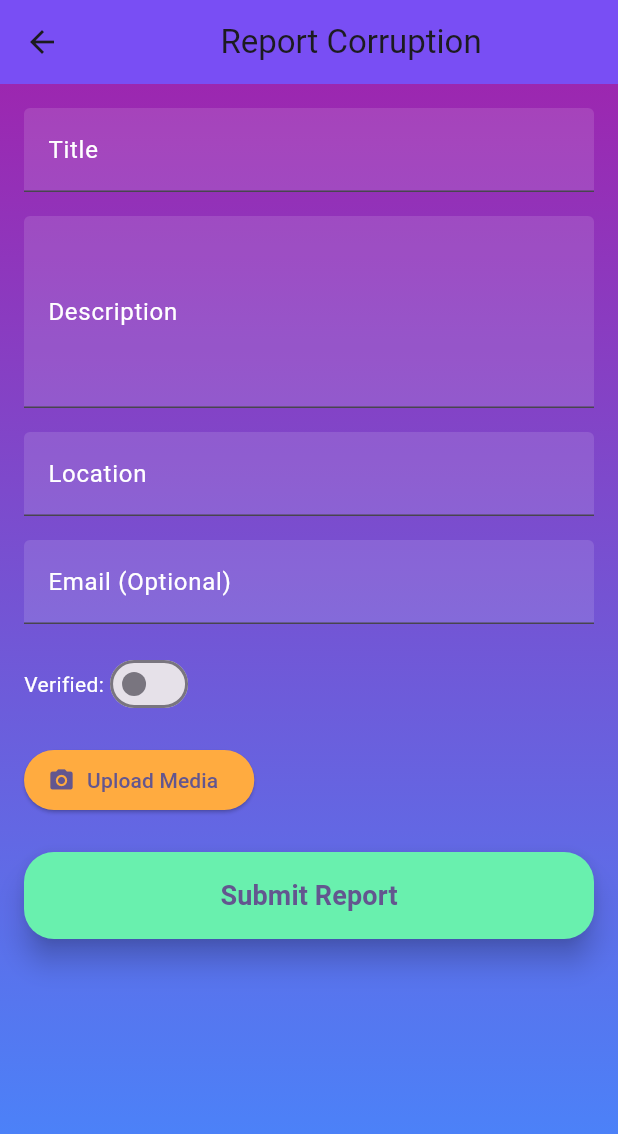
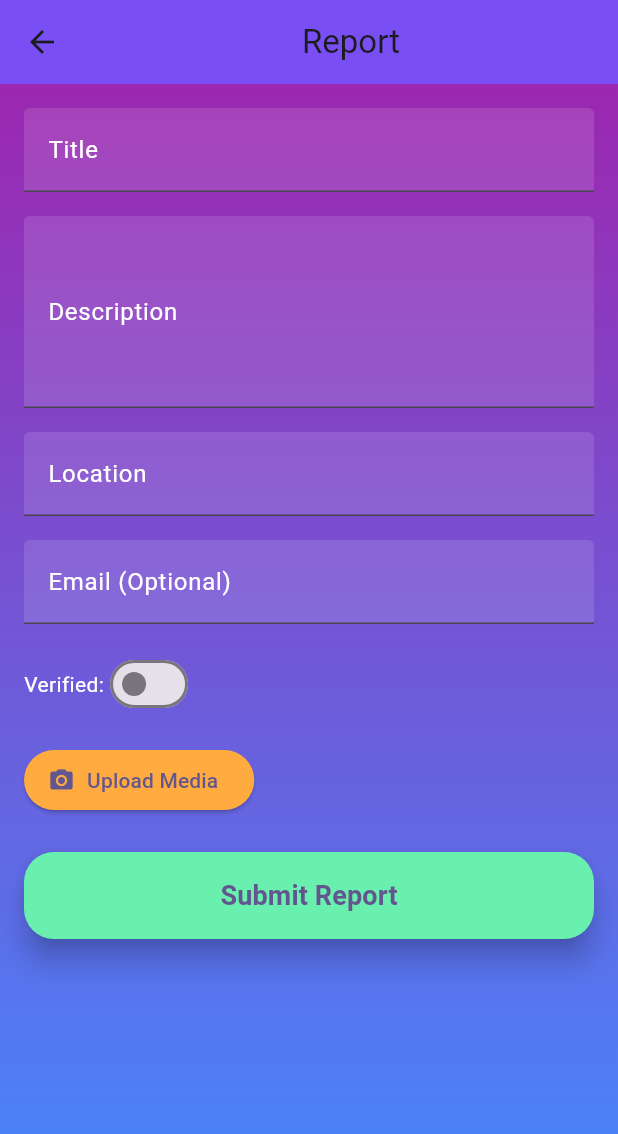
Before and after one commit to Slozzyondul/Social_Justice_and_Reform_Hackathon, a Flutter app: the ReportCorruptionScreen screen opened by its route, on a phone screen of 412 x 824 dp. Shown: the top 1134 px of the screen. Run offline on Flutter 3.47's test engine with Material 3 defaults, Android fonts, the phone set to English and light mode, and no system bars; our stand-ins replace image_picker.

Commit message:
renaming screens to fit in most current devices screeens minus overflow

```diff
--- a/lib/frontend/screens/awareness_solutions/awareness_and_solutions.dart
+++ b/lib/frontend/screens/awareness_solutions/awareness_and_solutions.dart
@@ -21,7 +21,7 @@ class _AwarenessAndSolutionsScreenState
   Widget build(BuildContext context) {
     return Scaffold(
       appBar: AppBar(
-        title: const Text('Raise Awareness & Suggest Local Solutions'),
+        title: const Text('Awareness & Solutions'),
       ),
       body: Padding(
         padding: const EdgeInsets.all(16.0),
--- a/lib/frontend/screens/report/other_corruption_reports.dart
+++ b/lib/frontend/screens/report/other_corruption_reports.dart
@@ -62,7 +62,7 @@ class _ViewReportsScreenState extends State<ViewReportsScreen> {
     return Scaffold(
       appBar: AppBar(
         backgroundColor: Colors.blueGrey,
-        title: const Center(child: Text('Corruption Reports')),
+        title: const Center(child: Text('Reports')),
       ),
       body: isLoading
           ? const Center(child: CircularProgressIndicator())
--- a/lib/frontend/screens/report/report_corruption_screen.dart
+++ b/lib/frontend/screens/report/report_corruption_screen.dart
@@ -67,7 +67,7 @@ class _ReportCorruptionScreenState extends State<ReportCorruptionScreen> {
   Widget build(BuildContext context) {
     return Scaffold(
       appBar: AppBar(
-        title: const Center(child: Text('Report Corruption')),
+        title: const Center(child: Text('Report')),
         backgroundColor: Colors.deepPurpleAccent,
         elevation: 5.0,
       ),
```
